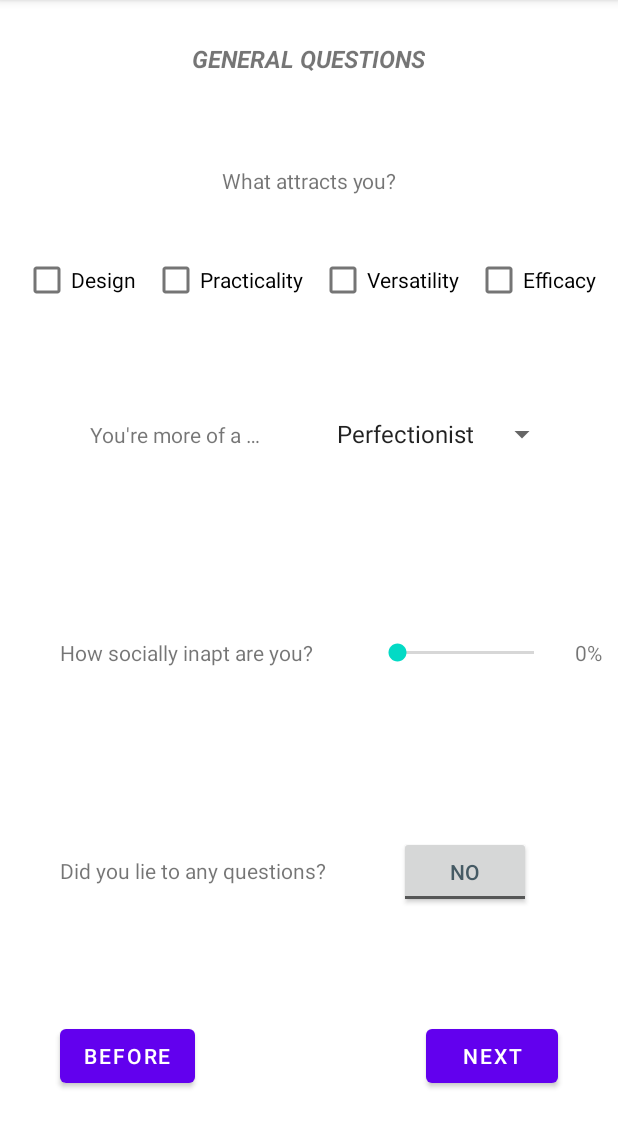
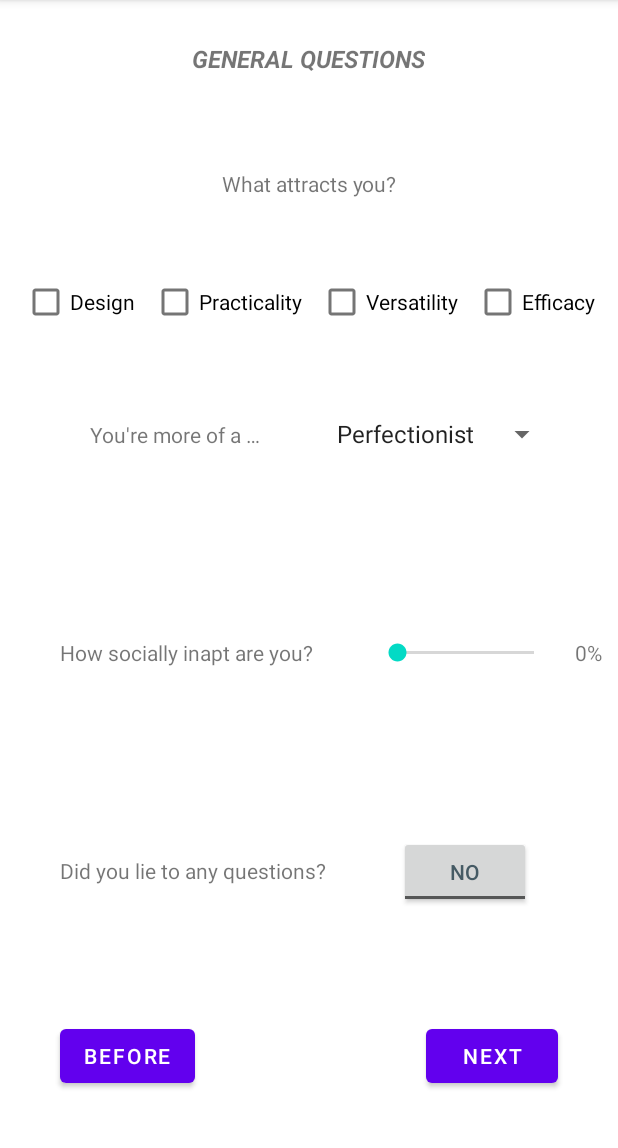
Before and after one commit to lone0s/AndroidForm, an Android app: the GeneralQuestions2 screen opened directly, with no data from a screen before it, on a phone screen of 412 x 824 dp, the part 84-1232 px from its top. Run offline under Robolectric (Android 15) with nearby library versions, the phone set to English and light mode, and no system bars.

Commit message:
fixed some sh*t up

```diff
--- a/app/src/main/res/layout-land/activity_general_questions_1.xml
+++ b/app/src/main/res/layout-land/activity_general_questions_1.xml
@@ -89,6 +89,9 @@
         android:layout_width="wrap_content"
         android:layout_height="wrap_content"
         android:layout_marginEnd="40dp"
+        android:defaultFocusHighlightEnabled="false"
+        android:focusable="true"
+        android:focusableInTouchMode="true"
         android:text="@string/status_label"
         app:layout_constraintBottom_toBottomOf="@+id/radioGroup"
         app:layout_constraintEnd_toStartOf="@+id/radioGroup"
--- a/app/src/main/res/layout-land/activity_general_questions_2.xml
+++ b/app/src/main/res/layout-land/activity_general_questions_2.xml
@@ -46,6 +46,9 @@
         android:id="@+id/labelInterests"
         android:layout_width="wrap_content"
         android:layout_height="wrap_content"
+        android:defaultFocusHighlightEnabled="false"
+        android:focusable="true"
+        android:focusableInTouchMode="true"
         android:text="@string/labelInterests"
         app:layout_constraintBottom_toTopOf="@+id/radioGroup3"
         app:layout_constraintEnd_toEndOf="@+id/radioGroup3"
--- a/app/src/main/res/layout/activity_general_questions_1.xml
+++ b/app/src/main/res/layout/activity_general_questions_1.xml
@@ -90,7 +90,9 @@
         android:id="@+id/statusLabel"
         android:layout_width="wrap_content"
         android:layout_height="wrap_content"
-        android:focusable="auto"
+        android:defaultFocusHighlightEnabled="false"
+        android:focusable="true"
+        android:focusableInTouchMode="true"
         android:text="@string/status_label"
         app:layout_constraintBottom_toBottomOf="@+id/radioGroup"
         app:layout_constraintEnd_toStartOf="@+id/radioGroup"
--- a/app/src/main/res/layout/activity_general_questions_2.xml
+++ b/app/src/main/res/layout/activity_general_questions_2.xml
@@ -32,13 +32,15 @@
         android:id="@+id/labelInterests"
         android:layout_width="wrap_content"
         android:layout_height="wrap_content"
-        android:focusable="auto"
+        android:defaultFocusHighlightEnabled="false"
+        android:focusable="true"
+        android:focusableInTouchMode="true"
         android:text="@string/labelInterests"
         app:layout_constraintBottom_toTopOf="@+id/radioGroup2"
         app:layout_constraintEnd_toEndOf="parent"
         app:layout_constraintStart_toStartOf="parent"
         app:layout_constraintTop_toBottomOf="@+id/activityName2"
-        app:layout_constraintVertical_bias="0.65" />
+        app:layout_constraintVertical_bias="0.58000004" />
 
     <RadioGroup
         android:id="@+id/radioGroup2"
@@ -47,9 +49,10 @@
         android:orientation="horizontal"
         app:layout_constraintBottom_toTopOf="@+id/labelPersonality"
         app:layout_constraintEnd_toEndOf="parent"
+        app:layout_constraintHorizontal_bias="0.482"
         app:layout_constraintStart_toStartOf="parent"
         app:layout_constraintTop_toBottomOf="@+id/activityName2"
-        app:layout_constraintVertical_bias="0.62">
+        app:layout_constraintVertical_bias="0.7">
 
         <CheckBox
             android:id="@+id/optionInterests1"
```
Also changed, not shown: app/src/main/java/com/example/androidform/activities/GeneralQuestions1.java (+18 -14 lines).
